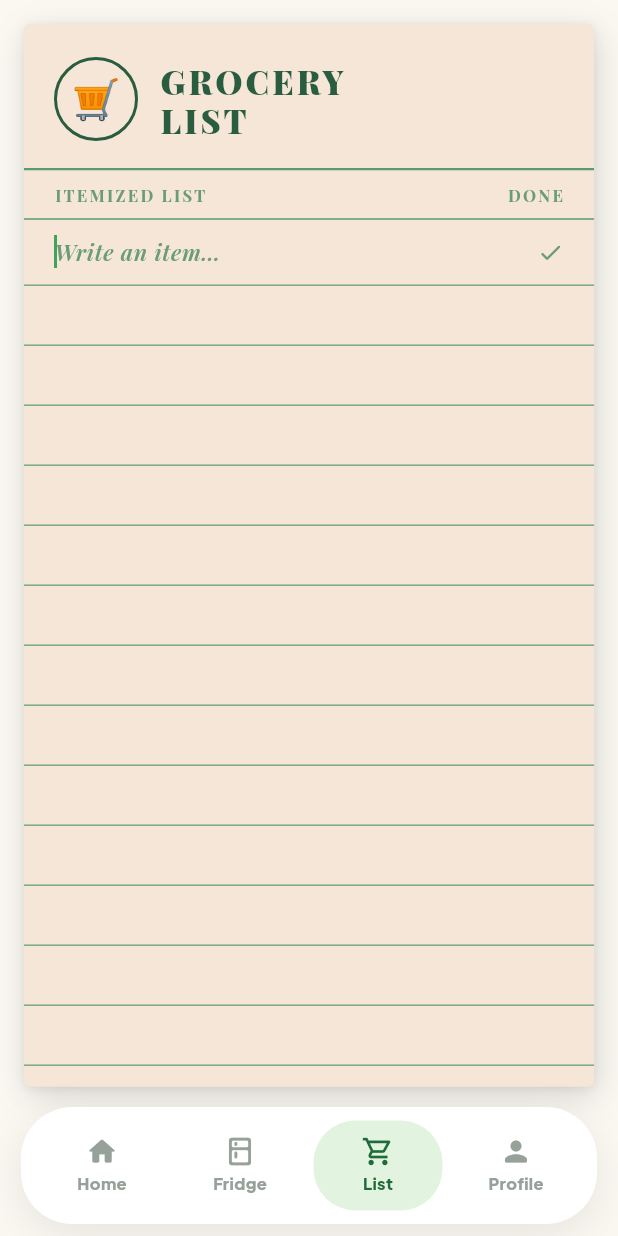
After one commit to meltemyanoglu/fridgenie-app, a Flutter app: the AppShell screen opened by its route, item 3 of the bottom bar chosen, after a tap on "Tap to add…", on a phone screen of 412 x 824 dp. The commit adds this screen. Run offline on Flutter 3.47's test engine with Material 3 defaults, Android fonts, the phone set to English and light mode, and no system bars; our stand-ins replace google_fonts, image_picker, shared_preferences; accounts and stored records are empty; network calls fail.

Commit message:
feat: add GroceryItem model and GroceryProvider for managing grocery list
- Implemented GroceryItem class with JSON serialization methods.
- Created GroceryProvider to manage the state of grocery items, including adding, removing, and toggling items.
- Integrated SharedPreferences for persistent storage of grocery list.
- Developed GroceryScreen UI for displaying and interacting with the grocery list, including inline editing and item management features.

```diff
--- /dev/null
+++ b/lib/data/models/grocery_item.dart
@@ -0,0 +1,37 @@
+import 'dart:convert';
+
+class GroceryItem {
+  final String id;
+  final String name;
+  final String emoji;
+  bool isChecked;
+
+  GroceryItem({
+    required this.id,
+    required this.name,
+    required this.emoji,
+    this.isChecked = false,
+  });
+
+  Map<String, dynamic> toJson() => {
+        'id': id,
+        'name': name,
+        'emoji': emoji,
+        'isChecked': isChecked,
+      };
+
+  factory GroceryItem.fromJson(Map<String, dynamic> j) => GroceryItem(
+        id: j['id'] as String,
+        name: j['name'] as String,
+        emoji: (j['emoji'] as String?) ?? '🛒',
+        isChecked: (j['isChecked'] as bool?) ?? false,
+      );
+
+  static List<GroceryItem> listFromJson(String raw) {
+    final list = jsonDecode(raw) as List;
+    return list.map((e) => GroceryItem.fromJson(e as Map<String, dynamic>)).toList();
+  }
+
+  static String listToJson(List<GroceryItem> items) =>
+      jsonEncode(items.map((i) => i.toJson()).toList());
+}
--- a/lib/main.dart
+++ b/lib/main.dart
@@ -7,6 +7,7 @@ import 'data/services/ai_service.dart';
 import 'data/services/gemini_service.dart';
 import 'data/services/ingredient_recognizer.dart';
 import 'providers/fridge_provider.dart';
+import 'providers/grocery_provider.dart';
 import 'providers/recipe_provider.dart';
 import 'providers/user_provider.dart';
 import 'routes.dart';
@@ -32,6 +33,7 @@ class FridgenieApp extends StatelessWidget {
       providers: [
         ChangeNotifierProvider<UserProvider>.value(value: userProvider),
         ChangeNotifierProvider(create: (_) => FridgeProvider()),
+        ChangeNotifierProvider(create: (_) => GroceryProvider()),
 
         // Mock AI — always available, powers category/mood suggestions.
         Provider<AIService>(create: (_) => AIService()),
--- /dev/null
+++ b/lib/providers/grocery_provider.dart
@@ -0,0 +1,101 @@
+import 'dart:async';
+
+import 'package:flutter/foundation.dart';
+import 'package:shared_preferences/shared_preferences.dart';
+
+import '../data/models/grocery_item.dart';
+
+class GroceryProvider extends ChangeNotifier {
+  static const _kKey = 'fridgenie.grocery_list';
+
+  final List<GroceryItem> _items = [];
+  final Map<String, Timer> _deleteTimers = {};
+
+  // Completer ensures _prefs is always ready before any write.
+  final Completer<SharedPreferences> _ready = Completer();
+
+  GroceryProvider() {
+    _load();
+  }
+
+  List<GroceryItem> get items => List.unmodifiable(_items);
+  List<GroceryItem> get unchecked => _items.where((i) => !i.isChecked).toList();
+  List<GroceryItem> get checked => _items.where((i) => i.isChecked).toList();
+  int get totalCount => _items.length;
+  int get checkedCount => checked.length;
+
+  Future<void> _load() async {
+    final prefs = await SharedPreferences.getInstance();
+    _ready.complete(prefs);
+    final raw = prefs.getString(_kKey);
+    if (raw != null) {
+      try {
+        _items.addAll(GroceryItem.listFromJson(raw));
+      } catch (_) {}
+    }
+    notifyListeners();
+  }
+
+  // Fire-and-forget — always waits for prefs to be ready.
+  void _save() {
+    _ready.future.then(
+      (prefs) => prefs.setString(_kKey, GroceryItem.listToJson(_items)),
+    );
+  }
+
+  bool contains(String name) =>
+      _items.any((i) => i.name.trim().toLowerCase() == name.trim().toLowerCase());
+
+  void addItem(String name, String emoji) {
+    final trimmed = name.trim();
+    if (trimmed.isEmpty || contains(trimmed)) return;
+    _items.add(GroceryItem(
+      id: '${DateTime.now().millisecondsSinceEpoch}_${trimmed.hashCode}',
+      name: trimmed,
+      emoji: emoji,
+    ));
+    _save();
+    notifyListeners();
+  }
+
+  void toggleItem(String id) {
+    final idx = _items.indexWhere((i) => i.id == id);
+    if (idx == -1) return;
+    _items[idx].isChecked = !_items[idx].isChecked;
+    if (_items[idx].isChecked) {
+      _deleteTimers[id]?.cancel();
+      _deleteTimers[id] = Timer(const Duration(seconds: 5), () => removeItem(id));
+    } else {
+      _deleteTimers[id]?.cancel();
+      _deleteTimers.remove(id);
+    }
+    _save();
+    notifyListeners();
+  }
+
+  void removeItem(String id) {
+    _items.removeWhere((i) => i.id == id);
+    _save();
+    notifyListeners();
+  }
+
+  void clearChecked() {
+    _items.removeWhere((i) => i.isChecked);
+    _save();
+    notifyListeners();
+  }
+
+  void clearAll() {
+    _items.clear();
+    _save();
+    notifyListeners();
+  }
+
+  @override
+  void dispose() {
+    for (final t in _deleteTimers.values) {
+      t.cancel();
+    }
+    super.dispose();
+  }
+}
--- /dev/null
+++ b/lib/screens/grocery/grocery_screen.dart
@@ -0,0 +1,519 @@
+import 'package:flutter/material.dart';
+import 'package:google_fonts/google_fonts.dart';
+import 'package:provider/provider.dart';
+
+import '../../data/models/grocery_item.dart';
+import '../../providers/grocery_provider.dart';
+
+// ── Receipt palette ───────────────────────────────────────────────────────────
+const _paper   = Color(0xFFF5E6D8);
+const _ink     = Color(0xFF2A5C3F);
+const _inkFade = Color(0xFF6A9C7A);
+const _red     = Color.fromARGB(255, 6, 63, 16);
+const _line    = Color(0xFF5A9A70);
+
+class GroceryScreen extends StatefulWidget {
+  const GroceryScreen({super.key});
+
+  @override
+  State<GroceryScreen> createState() => _GroceryScreenState();
+}
+
+class _GroceryScreenState extends State<GroceryScreen> {
+  final _ctrl  = TextEditingController();
+  final _focus = FocusNode();
+  bool _isEditing = false;
+
+  @override
+  void dispose() {
+    _ctrl.dispose();
+    _focus.dispose();
+    super.dispose();
+  }
+
+  void _startEditing() {
+    setState(() => _isEditing = true);
+    Future.microtask(() => _focus.requestFocus());
+  }
+
+  void _addItem(GroceryProvider grocery) {
+    final text = _ctrl.text.trim();
+    if (text.isNotEmpty) {
+      grocery.addItem(text, _guessEmoji(text));
+    }
+    _ctrl.clear();
+    // Stay in editing mode so user can keep typing next item
+    Future.microtask(() => _focus.requestFocus());
+  }
+
+  void _stopEditing() {
+    final text = _ctrl.text.trim();
+    if (text.isNotEmpty) {
+      final grocery = context.read<GroceryProvider>();
+      grocery.addItem(text, _guessEmoji(text));
+    }
+    _ctrl.clear();
+    _focus.unfocus();
+    setState(() => _isEditing = false);
+  }
+
+  String _guessEmoji(String name) {
+    final n = name.toLowerCase();
+    const map = {
+      'milk': '🥛', 'süt': '🥛',
+      'egg': '🥚', 'yumurta': '🥚',
+      'bread': '🍞', 'ekmek': '🍞',
+      'cheese': '🧀', 'peynir': '🧀',
+      'chicken': '🍗', 'tavuk': '🍗',
+      'beef': '🥩', 'et': '🥩',
+      'fish': '🐟', 'balık': '🐟',
+      'apple': '🍎', 'elma': '🍎',
+      'banana': '🍌', 'muz': '🍌',
+      'tomato': '🍅', 'domates': '🍅',
+      'onion': '🧅', 'soğan': '🧅',
+      'garlic': '🧄', 'sarımsak': '🧄',
+      'lemon': '🍋', 'limon': '🍋',
+      'potato': '🥔', 'patates': '🥔',
+      'carrot': '🥕', 'havuç': '🥕',
+      'rice': '🍚', 'pirinç': '🍚',
+      'pasta': '🍝', 'makarna': '🍝',
+      'butter': '🧈', 'tereyağ': '🧈',
+      'oil': '🫙', 'yağ': '🫙',
+      'sugar': '🍬', 'şeker': '🍬',
+      'coffee': '☕', 'kahve': '☕',
+      'tea': '🍵', 'çay': '🍵',
+      'yogurt': '🥛', 'yoğurt': '🥛',
+      'flour': '🌾', 'un': '🌾',
+      'cucumber': '🥒', 'salatalık': '🥒',
+      'pepper': '🫑', 'biber': '🫑',
+      'salt': '🧂', 'tuz': '🧂',
+    };
+    for (final entry in map.entries) {
+      if (n.contains(entry.key)) return entry.value;
+    }
+    return '🛒';
+  }
+
+  @override
+  Widget build(BuildContext context) {
+    final grocery = context.watch<GroceryProvider>();
+
+    return GestureDetector(
+      onTap: () {
+        if (_isEditing) _stopEditing();
+      },
+      child: SafeArea(
+        child: SingleChildScrollView(
+          padding: const EdgeInsets.fromLTRB(16, 16, 16, 24),
+          child: _ReceiptCard(
+            grocery: grocery,
+            isEditing: _isEditing,
+            editingController: _ctrl,
+            editingFocus: _focus,
+            onToggle: (id) => grocery.toggleItem(id),
+            onDelete: (id) => grocery.removeItem(id),
+            onClearChecked: grocery.checked.isEmpty
+                ? null
+                : () => _showClearDialog(context, grocery),
+            onTapBlankLine: _startEditing,
+            onSubmitLine: () => _addItem(grocery),
+            onEditingDone: _stopEditing,
+          ),
+        ),
+      ),
+    );
+  }
+
+  void _showClearDialog(BuildContext context, GroceryProvider grocery) {
+    showDialog<void>(
+      context: context,
+      builder: (ctx) => AlertDialog(
+        title: const Text('Remove checked items?'),
+        actions: [
+          TextButton(onPressed: () => Navigator.pop(ctx), child: const Text('Cancel')),
+          TextButton(
+            onPressed: () { grocery.clearChecked(); Navigator.pop(ctx); },
+            child: const Text('Remove', style: TextStyle(color: _red)),
+          ),
+        ],
+      ),
+    );
+  }
+}
+
+// ── Receipt card ──────────────────────────────────────────────────────────────
+
+class _ReceiptCard extends StatelessWidget {
+  final GroceryProvider grocery;
+  final bool isEditing;
+  final TextEditingController editingController;
+  final FocusNode editingFocus;
+  final void Function(String) onToggle;
+  final void Function(String) onDelete;
+  final VoidCallback? onClearChecked;
+  final VoidCallback onTapBlankLine;
+  final VoidCallback onSubmitLine;
+  final VoidCallback onEditingDone;
+
+  const _ReceiptCard({
+    required this.grocery,
+    required this.isEditing,
+    required this.editingController,
+    required this.editingFocus,
+    required this.onToggle,
+    required this.onDelete,
+    this.onClearChecked,
+    required this.onTapBlankLine,
+    required this.onSubmitLine,
+    required this.onEditingDone,
+  });
+
+  @override
+  Widget build(BuildContext context) {
+    final all       = grocery.items;
+    final unchecked = grocery.unchecked;
+    final checked   = grocery.checked;
+    // Always show at least 14 lines total (items + blanks + editing line)
+    final totalSlots  = 14;
+    final filledSlots = all.length + (isEditing ? 1 : 0);
+    final fillerCount = (totalSlots - filledSlots).clamp(0, totalSlots);
+
+    return Container(
+      width: double.infinity,
+      decoration: BoxDecoration(
+        color: _paper,
+        borderRadius: BorderRadius.circular(4),
+        boxShadow: [
+          BoxShadow(color: Colors.black.withValues(alpha: 0.14), blurRadius: 18, offset: const Offset(2, 6)),
+          BoxShadow(color: Colors.black.withValues(alpha: 0.06), blurRadius: 4,  offset: const Offset(0, 1)),
+        ],
+      ),
+      child: Column(
+        crossAxisAlignment: CrossAxisAlignment.stretch,
+        children: [
+          _ReceiptHeader(total: all.length, checked: checked.length),
+          _ColumnHeaders(),
+          ...unchecked.map((item) => _ReceiptRow(
+                item: item,
+                onToggle: () => onToggle(item.id),
+                onDelete: () => onDelete(item.id),
+              )),
+          ...checked.map((item) => _ReceiptRow(
+                item: item,
+                onToggle: () => onToggle(item.id),
+                onDelete: () => onDelete(item.id),
+              )),
+          // Inline editing line — appears right after items
+          if (isEditing)
+            _InlineLine(
+              controller: editingController,
+              focusNode: editingFocus,
+              onSubmit: onSubmitLine,
+              onDone: onEditingDone,
+            ),
+          // Remaining blank lines — first one is tappable to start editing
+          ...List.generate(fillerCount, (i) => _BlankLine(
+                onTap: (!isEditing && i == 0) ? onTapBlankLine : null,
+              )),
+          if (onClearChecked != null)
+            Padding(
+              padding: const EdgeInsets.fromLTRB(20, 10, 20, 14),
+              child: GestureDetector(
+                onTap: onClearChecked,
+                child: Text(
+                  'Clear done items',
+                  style: GoogleFonts.playfairDisplay(
+                    fontSize: 11,
+                    color: _red,
+                    fontStyle: FontStyle.italic,
+                    decoration: TextDecoration.underline,
+                    decorationColor: _red,
+                  ),
+                ),
+              ),
+            )
+          else
+            const SizedBox(height: 14),
+        ],
+      ),
+    );
+  }
+}
+
+// ── Header ────────────────────────────────────────────────────────────────────
+
+class _ReceiptHeader extends StatelessWidget {
+  final int total;
+  final int checked;
+  const _ReceiptHeader({required this.total, required this.checked});
+
+  @override
+  Widget build(BuildContext context) {
+    return Container(
+      padding: const EdgeInsets.fromLTRB(20, 22, 20, 18),
+      decoration: const BoxDecoration(
+        border: Border(bottom: BorderSide(color: _line, width: 1.5)),
+      ),
+      child: Row(
+        crossAxisAlignment: CrossAxisAlignment.start,
+        children: [
+          // Icon circle
+          Container(
+            width: 56,
+            height: 56,
+            decoration: BoxDecoration(
+              shape: BoxShape.circle,
+              border: Border.all(color: _ink, width: 2),
+            ),
+            child: const Center(
+              child: Text('🛒', style: TextStyle(fontSize: 26)),
+            ),
+          ),
+          const SizedBox(width: 14),
+          Expanded(
+            child: Column(
+              crossAxisAlignment: CrossAxisAlignment.start,
+              children: [
+                Text(
+                  'GROCERY',
+                  style: GoogleFonts.playfairDisplay(
+                    fontSize: 22,
+                    fontWeight: FontWeight.w900,
+                    color: _ink,
+                    letterSpacing: 2,
+                  ),
+                ),
+                Text(
+                  'LIST',
+                  style: GoogleFonts.playfairDisplay(
+                    fontSize: 22,
+                    fontWeight: FontWeight.w900,
+                    color: _ink,
+                    letterSpacing: 2,
+                    height: 0.9,
+                  ),
+                ),
+              ],
+            ),
+          ),
+          if (total > 0)
+            Text(
+              '$checked/$total',
+              style: GoogleFonts.playfairDisplay(
+                fontSize: 22,
+                fontWeight: FontWeight.w900,
+                color: _red,
+                letterSpacing: 1,
+              ),
+            ),
+        ],
+      ),
+    );
+  }
+}
+
+// ── Column labels ─────────────────────────────────────────────────────────────
+
+class _ColumnHeaders extends StatelessWidget {
+  @override
+  Widget build(BuildContext context) {
+    return Container(
+      padding: const EdgeInsets.symmetric(horizontal: 20, vertical: 8),
+      decoration: const BoxDecoration(
+        border: Border(bottom: BorderSide(color: _line, width: 1)),
+      ),
+      child: Row(
+        children: [
+          Expanded(
+            child: Text(
+              'ITEMIZED LIST',
+              style: GoogleFonts.playfairDisplay(
+                fontSize: 11,
+                fontWeight: FontWeight.w700,
+                color: _inkFade,
+                letterSpacing: 1.5,
+              ),
+            ),
+          ),
+          Text(
+            'DONE',
+            style: GoogleFonts.playfairDisplay(
+              fontSize: 11,
+              fontWeight: FontWeight.w700,
+              color: _inkFade,
+              letterSpacing: 1.5,
+            ),
+          ),
+        ],
+      ),
+    );
+  }
+}
+
+// ── Item row ──────────────────────────────────────────────────────────────────
+
+class _ReceiptRow extends StatelessWidget {
+  final GroceryItem item;
+  final VoidCallback onToggle;
+  final VoidCallback onDelete;
+
+  const _ReceiptRow({
+    required this.item,
+    required this.onToggle,
+    required this.onDelete,
+  });
+
+  @override
+  Widget build(BuildContext context) {
+    return Dismissible(
+      key: ValueKey(item.id),
+      direction: DismissDirection.endToStart,
+      background: Container(
+        alignment: Alignment.centerRight,
+        padding: const EdgeInsets.only(right: 20),
+        color: _red.withValues(alpha: 0.12),
+        child: const Icon(Icons.delete_outline_rounded, color: _red, size: 18),
+      ),
+      onDismissed: (_) => onDelete(),
+      child: GestureDetector(
+        onTap: onToggle,
+        child: Container(
+          padding: const EdgeInsets.symmetric(horizontal: 20, vertical: 11),
+          decoration: const BoxDecoration(
+            border: Border(bottom: BorderSide(color: _line, width: 0.8)),
+          ),
+          child: Row(
+            children: [
+              Text(item.emoji, style: const TextStyle(fontSize: 16)),
+              const SizedBox(width: 10),
+              Expanded(
+                child: Text(
+                  item.name,
+                  style: GoogleFonts.playfairDisplay(
+                    fontSize: 15,
+                    fontWeight: FontWeight.w600,
+                    color: item.isChecked ? _inkFade : _ink,
+                    decoration: item.isChecked ? TextDecoration.lineThrough : null,
+                    decorationColor: _inkFade,
+                    decorationThickness: 2,
+                  ),
+                ),
+              ),
+              // Checkbox circle matching receipt style
+              AnimatedContainer(
+                duration: const Duration(milliseconds: 200),
+                width: 22,
+                height: 22,
+                decoration: BoxDecoration(
+                  shape: BoxShape.circle,
+                  color: item.isChecked ? _ink : Colors.transparent,
+                  border: Border.all(color: _ink, width: 1.5),
+                ),
+                child: item.isChecked
+                    ? const Icon(Icons.check_rounded, size: 13, color: _paper)
+                    : null,
+              ),
+            ],
+          ),
+        ),
+      ),
+    );
+  }
+}
+
+// ── Inline editing line ───────────────────────────────────────────────────────
+
+class _InlineLine extends StatelessWidget {
+  final TextEditingController controller;
+  final FocusNode focusNode;
+  final VoidCallback onSubmit;
+  final VoidCallback onDone;
+
+  const _InlineLine({
+    required this.controller,
+    required this.focusNode,
+    required this.onSubmit,
+    required this.onDone,
+  });
+
+  @override
+  Widget build(BuildContext context) {
+    return Container(
+      height: 44,
+      padding: const EdgeInsets.symmetric(horizontal: 20),
+      decoration: const BoxDecoration(
+        border: Border(bottom: BorderSide(color: _line, width: 0.8)),
+      ),
+      child: Row(
+        children: [
+          Expanded(
+            child: TextField(
+              controller: controller,
+              focusNode: focusNode,
+              textCapitalization: TextCapitalization.sentences,
+              style: GoogleFonts.playfairDisplay(
+                fontSize: 15,
+                fontWeight: FontWeight.w600,
+                color: _ink,
+              ),
+              decoration: InputDecoration(
+                border: InputBorder.none,
+                enabledBorder: InputBorder.none,
+                focusedBorder: InputBorder.none,
+                filled: false,
+                hintText: 'Write an item…',
+                hintStyle: GoogleFonts.playfairDisplay(
+                  fontSize: 15,
+                  color: _inkFade,
+                  fontStyle: FontStyle.italic,
+                ),
+                isDense: true,
+                contentPadding: EdgeInsets.zero,
+              ),
+              onSubmitted: (_) => onSubmit(),
+            ),
+          ),
+          GestureDetector(
+            onTap: onDone,
+            child: const Icon(Icons.check_rounded, color: _inkFade, size: 18),
+          ),
+        ],
+      ),
+    );
+  }
+}
+
+// ── Blank line ────────────────────────────────────────────────────────────────
+
+class _BlankLine extends StatelessWidget {
+  final VoidCallback? onTap;
+  const _BlankLine({this.onTap});
+
+  @override
+  Widget build(BuildContext context) {
+    return GestureDetector(
+      onTap: onTap,
+      behavior: HitTestBehavior.opaque,
+      child: Container(
+        height: 40,
+        padding: const EdgeInsets.symmetric(horizontal: 20),
+        decoration: const BoxDecoration(
+          border: Border(bottom: BorderSide(color: _line, width: 0.8)),
+        ),
+        child: onTap != null
+            ? Align(
+                alignment: Alignment.centerLeft,
+                child: Text(
+                  'Tap to add…',
+                  style: GoogleFonts.playfairDisplay(
+                    fontSize: 13,
+                    color: _inkFade.withValues(alpha: 0.5),
+                    fontStyle: FontStyle.italic,
+                  ),
+                ),
+              )
+            : null,
+      ),
+    );
+  }
+}
--- a/lib/screens/recipe/recipe_detail_screen.dart
+++ b/lib/screens/recipe/recipe_detail_screen.dart
@@ -7,6 +7,7 @@ import '../../core/utils/extensions.dart';
 import '../../data/mock/mock_ingredients.dart';
 import '../../data/services/ai_service.dart';
 import '../../providers/fridge_provider.dart';
+import '../../providers/grocery_provider.dart';
 import '../../providers/recipe_provider.dart';
 import '../../providers/user_provider.dart';
 import '../../widgets/glass_card.dart';
@@ -540,6 +541,7 @@ class _IngredientList extends StatelessWidget {
 
   @override
   Widget build(BuildContext context) {
+    final grocery = context.read<GroceryProvider>();
     return Wrap(
       spacing: 8,
       runSpacing: 8,
@@ -552,7 +554,21 @@ class _IngredientList extends StatelessWidget {
         final bg = optional
             ? AppColors.surface
             : (has ? AppColors.primarySurface : AppColors.tomatoSurface);
-        return Container(
+
+        return GestureDetector(
+          onTap: (!optional && !has)
+              ? () {
+                  grocery.addItem(ing?.name ?? id, ing?.emoji ?? '🛒');
+                  ScaffoldMessenger.of(context).showSnackBar(
+                    SnackBar(
+                      content: Text(
+                          '${ing?.emoji ?? '🛒'} ${ing?.name ?? id} added to grocery list'),
+                      duration: const Duration(seconds: 2),
+                    ),
+                  );
+                }
+              : null,
+          child: Container(
             padding: const EdgeInsets.symmetric(horizontal: 12, vertical: 8),
             decoration: BoxDecoration(
               color: bg,
@@ -583,6 +599,7 @@ class _IngredientList extends StatelessWidget {
                 ],
               ],
             ),
+          ),
         );
       }).toList(),
     );
--- a/lib/screens/shell/app_shell.dart
+++ b/lib/screens/shell/app_shell.dart
@@ -2,7 +2,7 @@ import 'package:flutter/material.dart';
 import 'package:flutter/rendering.dart';
 
 import '../../core/theme/app_colors.dart';
-import '../discover/suggestions_screen.dart';
+import '../grocery/grocery_screen.dart';
 import '../home/home_screen.dart';
 import '../pantry/pantry_screen.dart';
 import '../profile/profile_screen.dart';
@@ -27,13 +27,14 @@ class _AppShellState extends State<AppShell> {
   Widget build(BuildContext context) {
     final tabs = <_NavItem>[
       const _NavItem(icon: Icons.home_rounded, label: 'Home'),
-      const _NavItem(icon: Icons.explore_rounded, label: 'Discover'),
       const _NavItem(icon: Icons.kitchen_rounded, label: 'Fridge'),
+      const _NavItem(icon: Icons.shopping_cart_outlined, label: 'List'),
       const _NavItem(icon: Icons.person_rounded, label: 'Profile'),
     ];
 
     return Scaffold(
       backgroundColor: AppColors.background,
+      resizeToAvoidBottomInset: true,
       // Listens to vertical scroll direction across child screens and
       // hides the bottom navigation bar when scrolling down,
       // shows it again when scrolling up to maximize content space.
@@ -54,9 +55,9 @@ class _AppShellState extends State<AppShell> {
             IndexedStack(
               index: _index,
               children: [
-                HomeScreen(onOpenPantry: () => setState(() => _index = 2)),
-                const SuggestionsScreen(),
+                HomeScreen(onOpenPantry: () => setState(() => _index = 1)),
                 const PantryScreen(),
+                const GroceryScreen(),
                 const ProfileScreen(),
               ],
             ),
```
Also changed, not shown: assets/images/grocery_bg.png (added). Lines whose indentation alone changed are shown as unchanged.
